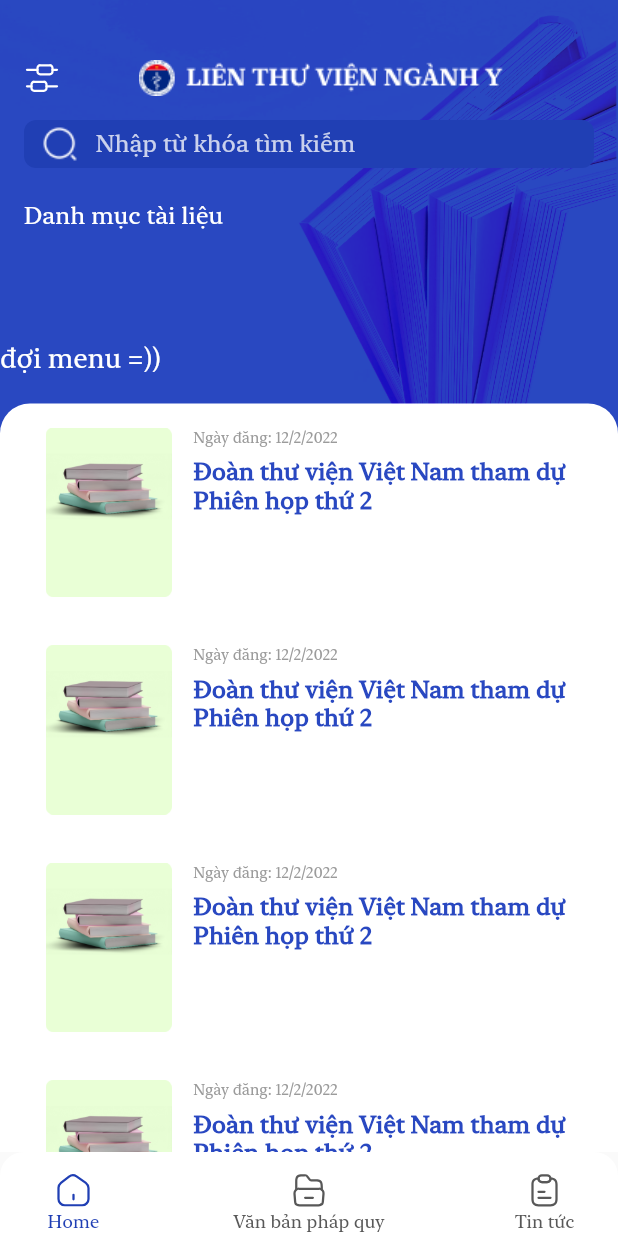
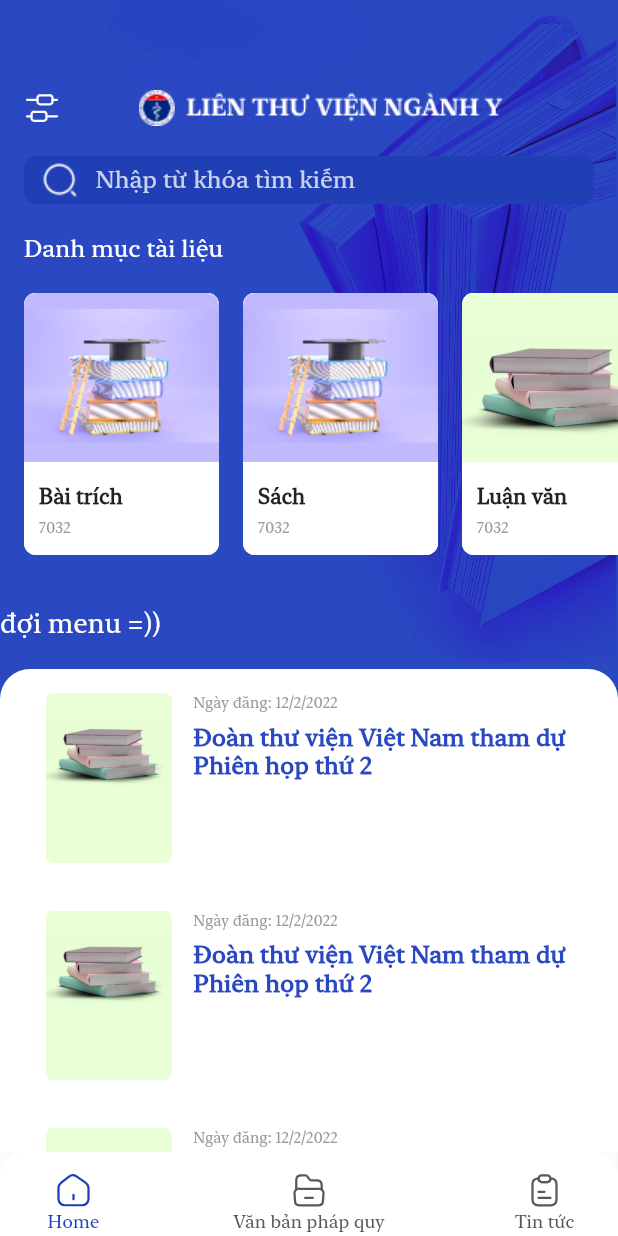
Before and after one commit to duypham1398/lienthuvien, a Flutter app: the screen it shows after launch, on a phone screen of 412 x 824 dp. Run offline on Flutter 3.47's test engine with Material 2 defaults, Android fonts, the phone set to English and light mode, and no system bars; our stand-ins replace flutter_svg.

Commit message:
update712

```diff
--- a/lib/Screen/home_screen.dart
+++ b/lib/Screen/home_screen.dart
@@ -1,13 +1,14 @@
 import 'package:flutter/material.dart';
-import 'package:ltv/Screen/quotes_screen.dart';
-import 'package:ltv/constants/asset_helper.dart';
 import 'package:ltv/constants/dismension_constants.dart';
-import 'package:ltv/widget/item_document.dart';
+import 'package:ltv/widget/appbar/appbar_container.dart';
 
+import '../constants/asset_helper.dart';
 import '../constants/color_constants.dart';
 import '../widget/appbar/search.dart';
 import '../widget/appbar/title_with_logo.dart';
+import '../widget/item_document.dart';
 import '../widget/item_news.dart';
+import 'quotes_screen.dart';
 
 class HomeScreen extends StatefulWidget {
   const HomeScreen({Key? key}) : super(key: key);
@@ -19,88 +20,83 @@ class HomeScreen extends StatefulWidget {
 class _HomeScreenState extends State<HomeScreen> {
   @override
   Widget build(BuildContext context) {
-    return Container(
-      decoration: BoxDecoration(
-        image: DecorationImage(
-          image: AssetImage(AssetHelper.backgroundImage3x),
-          fit: BoxFit.cover,
-        ),
-      ),
-      child: SingleChildScrollView(
-        child: Column(
+    return AppBarContainer(
+      title: Column(
         children: [
+          SizedBox(height: 20),
           TitleWithLogo(),
-            SizedBox(height: kMediumpading),
+          SizedBox(height: 20),
           Search(),
+          SizedBox(height: 20),
           Container(
             alignment: Alignment.centerLeft,
-              margin: EdgeInsets.only(top: 22, left: kMediumpading, bottom: 20),
+            margin: EdgeInsets.only(left: kMediumpading, bottom: 20),
             child: Text(
               'Danh mục tài liệu',
               style: TextStyle(fontSize: 16, color: ColorPalette.whiteText),
             ),
           ),
-            SizedBox(height: 20),
-            // Container(
-            //   child: ListView(
-            //     shrinkWrap: true,
-            //     scrollDirection: Axis.horizontal,
-            //     // crossAxisAlignment: CrossAxisAlignment.start,
-            //     children: [
-            //       GestureDetector(
-            //         onTap: () {
-            //           Navigator.push(
-            //             context,
-            //             MaterialPageRoute(
-            //               builder: (context) => QuotesScreen(),
-            //             ),
-            //           );
-            //         },
-            //         child: ItemDocument(
-            //           width: 130,
-            //           height: 175,
-            //           title: 'Bài trích',
-            //           total: 7032,
-            //           img: AssetHelper.imgDoc2x,
-            //         ),
-            //       ),
-            //       GestureDetector(
-            //         onTap: () {
-            //           Navigator.push(
-            //             context,
-            //             MaterialPageRoute(
-            //               builder: (context) => QuotesScreen(),
-            //             ),
-            //           );
-            //         },
-            //         child: ItemDocument(
-            //           width: 130,
-            //           height: 175,
-            //           title: 'Sách',
-            //           total: 7032,
-            //           img: AssetHelper.imgDoc2x,
-            //         ),
-            //       ),
-            //       GestureDetector(
-            //         onTap: () {
-            //           Navigator.push(
-            //             context,
-            //             MaterialPageRoute(
-            //               builder: (context) => QuotesScreen(),
-            //             ),
-            //           );
-            //         },
-            //         child: ItemDocument(
-            //           width: 130,
-            //           height: 175,
-            //           title: 'Luận văn',
-            //           total: 7032,
-            //           img: AssetHelper.imgDoc2x,
-            //         ),
-            //       ),
-            //     ],
-            //   ),
-            // ),
+          // SizedBox(height: 20),
+          SizedBox(
+            height: 175,
+            child: ListView(
+              shrinkWrap: true,
+              scrollDirection: Axis.horizontal,
+              children: <Widget>[
+                GestureDetector(
+                  onTap: () {
+                    Navigator.push(
+                      context,
+                      MaterialPageRoute(
+                        builder: (context) => QuotesScreen(),
+                      ),
+                    );
+                  },
+                  child: ItemDocument(
+                    width: 130,
+                    height: 175,
+                    title: 'Bài trích',
+                    total: 7032,
+                    img: AssetHelper.imgDissertation1x,
+                  ),
+                ),
+                GestureDetector(
+                  onTap: () {
+                    Navigator.push(
+                      context,
+                      MaterialPageRoute(
+                        builder: (context) => QuotesScreen(),
+                      ),
+                    );
+                  },
+                  child: ItemDocument(
+                    width: 130,
+                    height: 175,
+                    title: 'Sách',
+                    total: 7032,
+                    img: AssetHelper.imgDissertation1x,
+                  ),
+                ),
+                GestureDetector(
+                  onTap: () {
+                    Navigator.push(
+                      context,
+                      MaterialPageRoute(
+                        builder: (context) => QuotesScreen(),
+                      ),
+                    );
+                  },
+                  child: ItemDocument(
+                    width: 130,
+                    height: 175,
+                    title: 'Luận văn',
+                    total: 7032,
+                    img: AssetHelper.imgDoc3x,
+                  ),
+                ),
+              ],
+            ),
+          ),
           SizedBox(height: 35),
           Container(
             alignment: Alignment.centerLeft,
@@ -112,9 +108,12 @@ class _HomeScreenState extends State<HomeScreen> {
               ),
             ),
           ),
-            SizedBox(
-              height: 20,
+          SizedBox(height: 20),
+        ],
       ),
+      child: SingleChildScrollView(
+        child: Column(
+          children: [
             Container(
               width: double.infinity,
               decoration: BoxDecoration(
@@ -142,6 +141,10 @@ class _HomeScreenState extends State<HomeScreen> {
                     postDate: '12/2/2022',
                     titleItem: 'Đoàn thư viện Việt Nam tham dự Phiên họp thứ 2',
                   ),
+                  ItemNews(
+                    postDate: '12/2/2022',
+                    titleItem: 'Đoàn thư viện Việt Nam tham dự Phiên họp thứ 2',
+                  ),
                 ],
               ),
             ),
--- /dev/null
+++ b/lib/widget/appbar/appbar_container.dart
@@ -0,0 +1,37 @@
+import 'package:flutter/material.dart';
+
+import '../../constants/asset_helper.dart';
+
+class AppBarContainer extends StatelessWidget {
+  const AppBarContainer({
+    Key? key,
+    required this.child,
+    required this.title,
+  }) : super(key: key);
+
+  final Widget child;
+  final Widget title;
+  @override
+  Widget build(BuildContext context) {
+    return Scaffold(
+      body: Container(
+        decoration: BoxDecoration(
+          image: DecorationImage(
+            image: AssetImage(AssetHelper.backgroundImage3x),
+            fit: BoxFit.cover,
+          ),
+        ),
+        child: Column(
+          children: [
+            Container(
+              child: title,
+            ),
+            Expanded(
+              child: child,
+            ),
+          ],
+        ),
+      ),
+    );
+  }
+}
--- a/lib/widget/item_document.dart
+++ b/lib/widget/item_document.dart
@@ -1,22 +1,22 @@
 import 'package:flutter/material.dart';
-import 'package:ltv/constants/asset_helper.dart';
 import 'package:ltv/constants/color_constants.dart';
-import 'package:ltv/constants/dismension_constants.dart';
+
+import '../constants/dismension_constants.dart';
 
 class ItemDocument extends StatelessWidget {
-  ItemDocument(
-      {Key? key,
-      required this.width,
-      this.height,
-      this.title,
-      this.total,
-      this.img})
-      : super(key: key);
+  ItemDocument({
+    Key? key,
+    required this.width,
+    this.height,
+    this.title,
+    this.total,
+    required this.img,
+  }) : super(key: key);
   double? width;
   double? height;
   String? title;
   int? total;
-  String? img;
+  String img;
   @override
   Widget build(BuildContext context) {
     return Container(
@@ -25,7 +25,9 @@ class ItemDocument extends StatelessWidget {
       margin: EdgeInsets.only(left: kMediumpading),
       decoration: BoxDecoration(
         image: DecorationImage(
-            image: AssetImage(AssetHelper.imgDoc2x), fit: BoxFit.cover),
+          image: AssetImage(img),
+          fit: BoxFit.cover,
+        ),
         color: Colors.white,
         borderRadius: BorderRadius.circular(8),
       ),
```
Also changed, not shown: lib/Screen/legal_documents_screen.dart (+19 -45 lines), lib/Screen/news_screen.dart (+17 -1 lines), lib/constants/api.dart (+8 -7 lines), lib/widget/appbar/search_with_button.dart (added, +34 -0 lines). Lines whose indentation alone changed are shown as unchanged.
